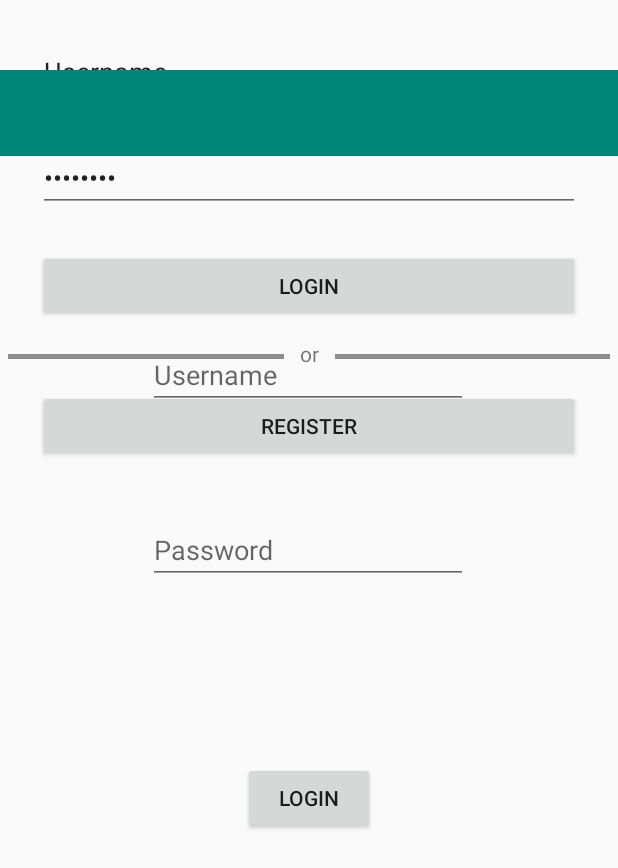
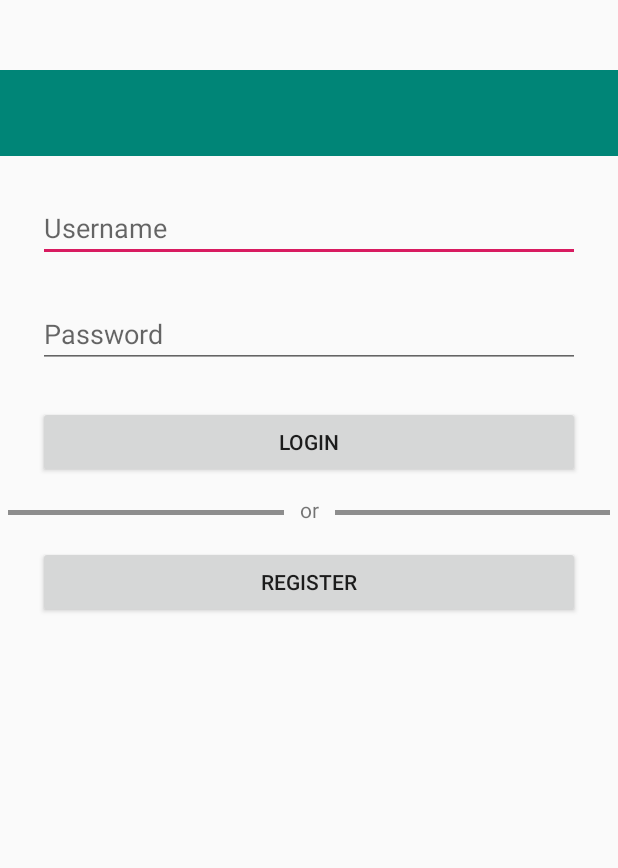
Before and after one commit to CSARotterdam/TC1819_1B_Groep_5, an Android app: the screen it shows after launch (MainActivity), on a phone screen of 412 x 824 dp. Shown: the top 868 px of the screen. Run offline under Robolectric (Android 15) with nearby library versions, the phone set to English and light mode, and no system bars.

Commit message:
Link gijs' login interface

```diff
--- a/app/src/main/java/com/hr/techlabapp/MainActivity.java
+++ b/app/src/main/java/com/hr/techlabapp/MainActivity.java
@@ -6,14 +6,9 @@ import android.content.Context;
 import android.os.AsyncTask;
 import android.os.Bundle;
 import android.support.v7.app.AppCompatActivity;
-import android.support.v7.widget.Toolbar;
-import android.util.Log;
 import android.view.View;
-import android.view.Menu;
-import android.view.MenuItem;
 import android.widget.Button;
 
-import android.view.View;
 import android.widget.EditText;
 import android.widget.Toast;
 
@@ -30,22 +25,13 @@ public class MainActivity extends AppCompatActivity {
     protected void onCreate(Bundle savedInstanceState) {
         super.onCreate(savedInstanceState);
         setContentView(R.layout.activity_main);
-
-        LoginButton = findViewById(R.id.login);
-        LoginButton.setOnClickListener(new View.OnClickListener() {
-			@Override
-			public void onClick(View v) {
-				//goes to the product list
-				startActivity(new Intent(MainActivity.this,ProductList.class));
-			}
-		});
         this.context = getApplicationContext();
     }
 
     public void loginButton(View view){
-        EditText usernameField = (EditText)findViewById(R.id.UsernameField);
+        EditText usernameField = (EditText)findViewById(R.id.username);
         String username = usernameField.getText().toString();
-        EditText passwordField = (EditText)findViewById((R.id.PasswordField));
+        EditText passwordField = (EditText)findViewById((R.id.password));
         String password = passwordField.getText().toString();
         new LoginActivity().execute(username, password);
     }
@@ -67,10 +53,12 @@ public class MainActivity extends AppCompatActivity {
             Toast msgToast;
             if(result){
                 msgToast = Toast.makeText(context, "Logged in!", Toast.LENGTH_SHORT);
+                startActivity(new Intent(MainActivity.this,ProductList.class));
             } else {
                 msgToast = Toast.makeText(context, "Login failed!", Toast.LENGTH_SHORT);
             }
             msgToast.show();
+
         }
     }
 }
--- a/app/src/main/java/com/hr/techlabapp/Networking/Connection.java
+++ b/app/src/main/java/com/hr/techlabapp/Networking/Connection.java
@@ -22,7 +22,7 @@ public class Connection {
     static JSONObject Send(JSONObject request){
         HttpURLConnection connection;
         JSONObject response;
-        String address = "192.168.178.9"; //TODO: How will we even get the right address without hardcoding it?
+        String address = "145.137.59.211"; //TODO: How will we even get the right address without hardcoding it?
 
         try {
             //Connect to server
--- a/app/src/main/java/com/hr/techlabapp/Networking/Login.java
+++ b/app/src/main/java/com/hr/techlabapp/Networking/Login.java
@@ -42,10 +42,6 @@ public class Login {
         String ID = String.valueOf(System.currentTimeMillis() / 1000);
 
         //Create JSON object
-        Log.i(TAG, username);
-        Log.i(TAG, password);
-        Log.i(TAG, hash);
-
         JSONObject request;
         try {
             request = new JSONObject()
--- a/app/src/main/res/layout/activity_main.xml
+++ b/app/src/main/res/layout/activity_main.xml
@@ -7,49 +7,50 @@
     android:layout_width="match_parent"
     android:layout_height="match_parent"
     tools:context=".MainActivity">
+
 	<EditText
 		android:id="@+id/username"
 		android:layout_width="match_parent"
 		android:layout_height="wrap_content"
+		android:layout_marginLeft="@dimen/login_edittext_horizontal_margin"
+		android:layout_marginTop="@dimen/login_edittext_vertical_margin"
+		android:layout_marginRight="@dimen/login_edittext_horizontal_margin"
 		android:ems="10"
-		android:text="@string/username_input"
+		android:hint="@string/username_input"
 		android:inputType="textPersonName"
 		app:layout_constraintLeft_toLeftOf="parent"
 		app:layout_constraintRight_toRightOf="parent"
-		app:layout_constraintTop_toTopOf="parent"
-		android:layout_marginStart="@dimen/login_edittext_horizontal_margin"
-		android:layout_marginLeft="@dimen/login_edittext_horizontal_margin"
-		android:layout_marginRight="@dimen/login_edittext_horizontal_margin"
-		android:layout_marginTop="@dimen/login_edittext_vertical_margin"/>
+		app:layout_constraintTop_toBottomOf="@id/toolbar" />
+
 	<EditText
 		android:id="@+id/password"
 		android:layout_width="match_parent"
 		android:layout_height="wrap_content"
+		android:layout_marginLeft="@dimen/login_edittext_horizontal_margin"
+		android:layout_marginTop="@dimen/login_edittext_vertical_margin"
+		android:layout_marginRight="@dimen/login_edittext_horizontal_margin"
 		android:ems="10"
+		android:hint="@string/password_input"
 		android:inputType="textPassword"
-		android:text="@string/password_input"
 		app:layout_constraintLeft_toLeftOf="parent"
 		app:layout_constraintRight_toRightOf="parent"
-		app:layout_constraintTop_toBottomOf="@id/username"
-		android:layout_marginStart="@dimen/login_edittext_horizontal_margin"
-		android:layout_marginLeft="@dimen/login_edittext_horizontal_margin"
-		android:layout_marginRight="@dimen/login_edittext_horizontal_margin"
-		android:layout_marginTop="@dimen/login_edittext_vertical_margin"/>
+		app:layout_constraintTop_toBottomOf="@id/username" />
+
 	<Button
-		android:id="@+id/login"
+		android:id="@+id/loginButton"
 		android:layout_width="match_parent"
 		android:layout_height="wrap_content"
-		android:layout_marginStart="@dimen/login_edittext_horizontal_margin"
 		android:layout_marginLeft="@dimen/login_edittext_horizontal_margin"
+		android:layout_marginTop="@dimen/login_edittext_vertical_margin"
 		android:layout_marginRight="@dimen/login_edittext_horizontal_margin"
+		android:onClick="loginButton"
 		android:text="@string/login"
 		app:layout_constraintLeft_toLeftOf="parent"
 		app:layout_constraintRight_toRightOf="parent"
-		app:layout_constraintTop_toBottomOf="@id/password"
-		android:layout_marginTop="@dimen/login_edittext_vertical_margin"/>
+		app:layout_constraintTop_toBottomOf="@id/password" />
 	<android.support.constraint.ConstraintLayout
 		android:id="@+id/or"
-		app:layout_constraintTop_toBottomOf="@id/login"
+		app:layout_constraintTop_toBottomOf="@id/loginButton"
 		android:layout_width="match_parent"
 		android:layout_height="@dimen/login_spacer_height">
 		<View
@@ -115,63 +116,4 @@
         app:layout_constraintTop_toTopOf="parent"
         app:popupTheme="@style/AppTheme.PopupOverlay" />
 
-
-    <include
-        android:id="@+id/include"
-        layout="@layout/content_main"
-        android:layout_width="wrap_content"
-        android:layout_height="wrap_content" />
-
-    <Button
-        android:id="@+id/loginButton"
-        android:layout_width="wrap_content"
-        android:layout_height="wrap_content"
-        android:layout_marginStart="161dp"
-        android:layout_marginLeft="161dp"
-        android:layout_marginTop="461dp"
-        android:layout_marginEnd="162dp"
-        android:layout_marginRight="162dp"
-        android:layout_marginBottom="222dp"
-        android:onClick="loginButton"
-        android:text="Login"
-        app:layout_constraintBottom_toBottomOf="parent"
-        app:layout_constraintEnd_toEndOf="parent"
-        app:layout_constraintStart_toStartOf="parent"
-        app:layout_constraintTop_toTopOf="parent" />
-
-    <EditText
-        android:id="@+id/UsernameField"
-        android:layout_width="wrap_content"
-        android:layout_height="wrap_content"
-        android:layout_marginStart="98dp"
-        android:layout_marginLeft="98dp"
-        android:layout_marginTop="227dp"
-        android:layout_marginEnd="100dp"
-        android:layout_marginRight="100dp"
-        android:ems="10"
-        android:hint="Username"
-        android:inputType="textPersonName"
-        app:layout_constraintEnd_toEndOf="parent"
-        app:layout_constraintStart_toStartOf="parent"
-        app:layout_constraintTop_toTopOf="parent" />
-
-    <EditText
-        android:id="@+id/PasswordField"
-        android:layout_width="wrap_content"
-        android:layout_height="wrap_content"
-        android:layout_marginStart="98dp"
-        android:layout_marginLeft="98dp"
-        android:layout_marginTop="297dp"
-        android:layout_marginEnd="100dp"
-        android:layout_marginRight="100dp"
-        android:layout_marginBottom="388dp"
-        android:ems="10"
-        android:hint="Password"
-        android:inputType="textPassword"
-        app:layout_constraintBottom_toBottomOf="parent"
-        app:layout_constraintEnd_toEndOf="parent"
-        app:layout_constraintStart_toStartOf="parent"
-        app:layout_constraintTop_toTopOf="parent" />
-
->>>>>>> eebdd22a8dde01759a1cbbabb76c969a44cce20e
 </android.support.constraint.ConstraintLayout>
--- a/app/src/main/res/values/strings.xml
+++ b/app/src/main/res/values/strings.xml
@@ -6,8 +6,8 @@
 	<string name="title_activity_login">LoginActivity</string>
 	<string name="username_input">Username</string>
 	<string name="password_input">Password</string>
-	<string name="login">login</string>
-	<string name="register">register</string>
+	<string name="login">Login</string>
+	<string name="register">Register</string>
 	<string name="or">or</string>
 	<string name="borrow">Borrow</string>
 	<string name="product_name">Product Name:</string>
```
Also changed, not shown: 1 other file.
